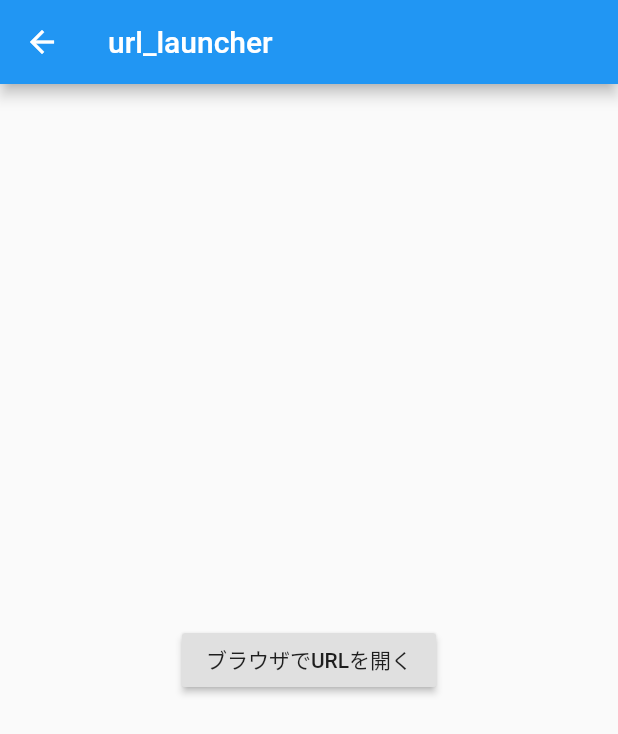
After one commit to shunkat/epson-hackathon, a Flutter app: the SampleUrlLauncher screen opened directly, after a tap on "ブラウザでURLを開く", on a phone screen of 412 x 824 dp. The commit adds this screen. Shown: the top 734 px of the screen. Run offline on Flutter 3.47's test engine with Material 2 defaults, Android fonts, the light colour scheme and no system bars; our stand-ins replace webview_flutter.

Commit message:
urlへjump

```diff
--- a/lib/main.dart
+++ b/lib/main.dart
@@ -2,6 +2,7 @@ import 'package:flutter/foundation.dart';
 import 'package:flutter/material.dart';
 import 'package:printer_connect/Registration.dart';
 import 'package:flutter/rendering.dart';
+import 'package:printer_connect/url_launch.dart';
 
 void main() {
   // debugPaintSizeEnabled = true;
@@ -33,5 +34,6 @@ class _MyHomePageState extends State<MyHomePage> {
   @override
   Widget build(BuildContext context) {
     return Scaffold(body: Registration());
+    // return Scaffold(body: SampleUrlLauncher());
   }
 }
--- /dev/null
+++ b/lib/url_launch.dart
@@ -0,0 +1,42 @@
+import 'dart:async';
+import 'package:flutter/material.dart';
+import 'package:url_launcher/url_launcher.dart';
+import 'dart:core';
+
+class SampleUrlLauncher extends StatefulWidget {
+  @override
+  State<StatefulWidget> createState() => _SampleUrlLauncher();
+}
+
+class _SampleUrlLauncher extends State<SampleUrlLauncher> {
+  @override
+  Widget build(BuildContext context) {
+    return Scaffold(
+      appBar: AppBar(
+        title: Text('url_launcher'),
+      ),
+      body: Center(
+        child: RaisedButton(
+          child: Text('ブラウザでURLを開く'),
+          onPressed: () {
+            _launchInBrowser();
+          },
+        ),
+      ),
+    );
+  }
+
+// ブラウザで開く
+  _launchInBrowser() async {
+    const url = 'https://www.epsonconnect.com/activation#/';
+    if (await canLaunch(url)) {
+      await launch(
+        url,
+        forceSafariVC: false,
+        forceWebView: false,
+      );
+    } else {
+      throw 'このURLにはアクセスできません';
+    }
+  }
+}
--- a/pubspec.yaml
+++ b/pubspec.yaml
@@ -31,6 +31,7 @@ dependencies:
   # The following adds the Cupertino Icons font to your application.
   # Use with the CupertinoIcons class for iOS style icons.
   cupertino_icons: ^1.0.2
+  url_launcher: ^6.0.20
 
 dev_dependencies:
   flutter_test:
```
Also changed, not shown: pubspec.lock, 1 other file.
